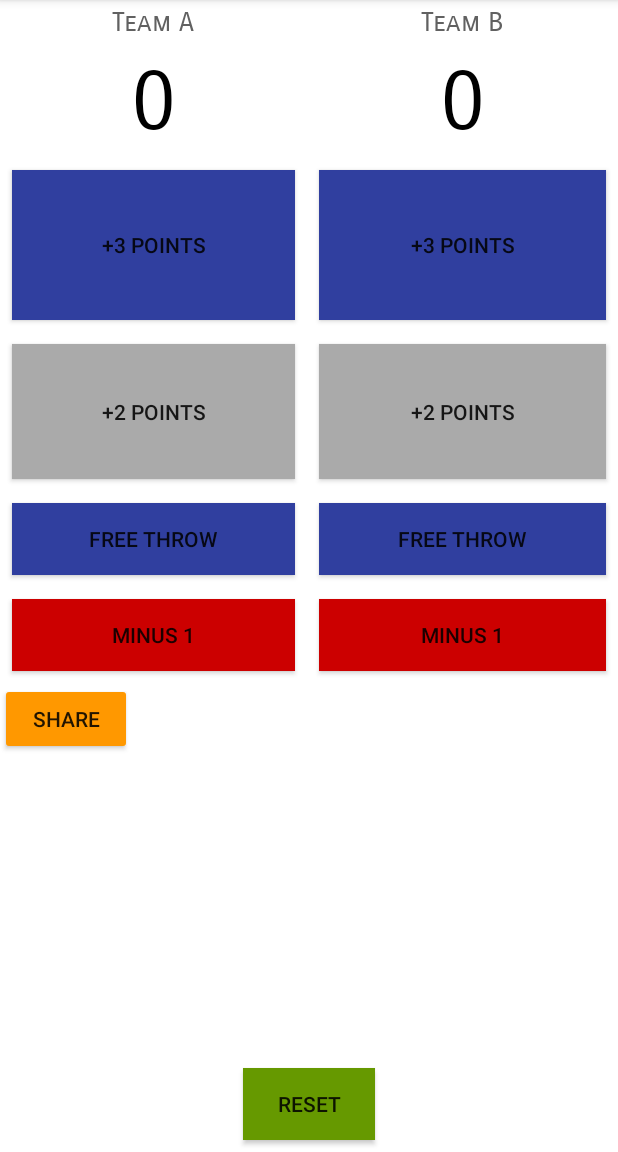
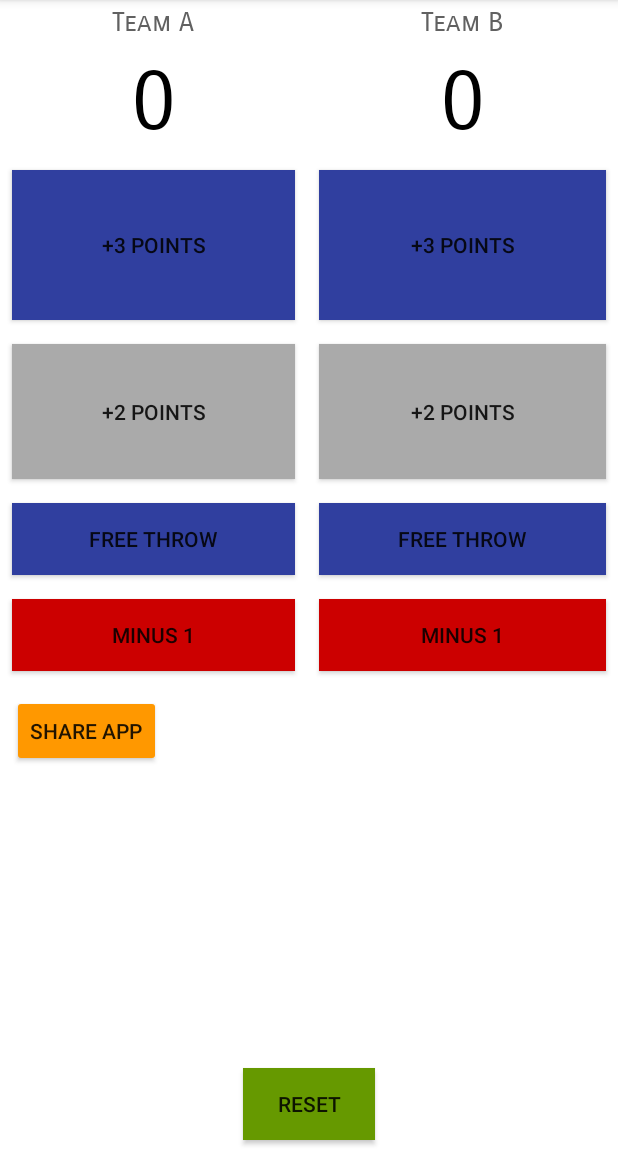
Before and after one commit to lovelle3025/CourtCounter, an Android app: the screen it shows after launch (MainActivity), on a phone screen of 412 x 824 dp, the part 84-1236 px from its top. Run offline under Robolectric (Android 15) with nearby library versions, the phone set to English and light mode, and no system bars; libraries missing offline, so code that uses them is left out: com.google.android.gms.

Commit message:
added link to the google store to the action

```diff
--- a/app/src/main/java/com/firstone/android/courtcounter/MainActivity.java
+++ b/app/src/main/java/com/firstone/android/courtcounter/MainActivity.java
@@ -15,7 +15,7 @@ import com.google.android.gms.appinvite.AppInviteInvitation;
 public class MainActivity extends AppCompatActivity {
     Button btnShare;
     Intent shareIntent;
-    String shareBody = "This is a cool app, you should try it!";
+    String shareBody = "This is a cool app, you should try it! https://play.google.com/store/apps/details?id=com.firstone.android.courtcounter ";
 
     int scoreTeamA = 0;
     int scoreTeamB = 0;
--- a/app/src/main/res/layout/activity_main.xml
+++ b/app/src/main/res/layout/activity_main.xml
@@ -92,10 +92,12 @@
                 android:background="@android:color/holo_red_dark" />
 
             <Button
-                android:text="Share"
+                android:text="Share App"
                 android:layout_width="wrap_content"
                 android:layout_height="wrap_content"
-                android:id="@+id/button3" />
+                android:id="@+id/button3"
+                android:layout_margin="8dp"
+                android:fontFamily="sans-serif-medium" />
 
         </LinearLayout>
 
```
